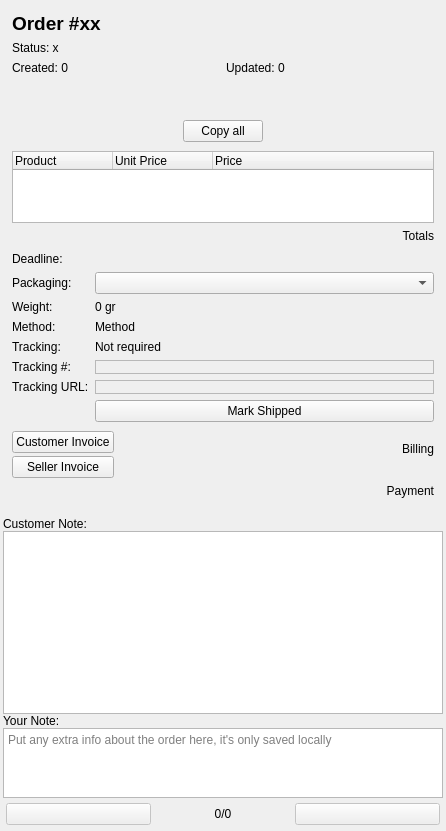
Qt form widgets/orderdetailswidget.ui (arturo182/lectronizer) before a commit.
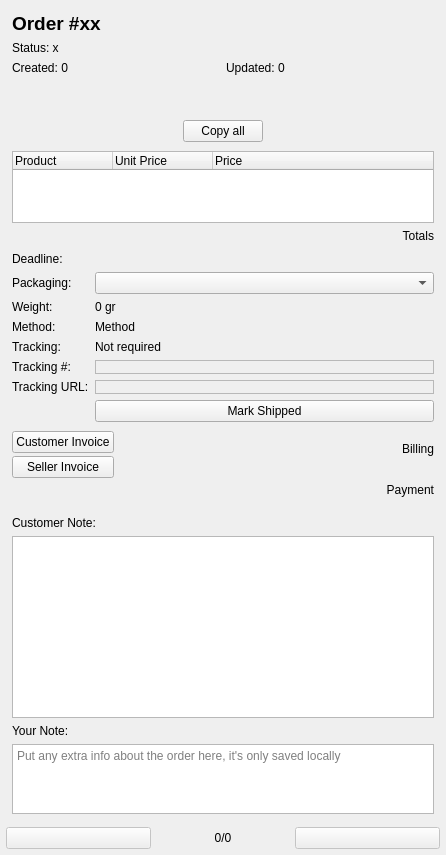
The same form after that commit. Icons and pictures are not drawn. Custom widgets are drawn as their Qt base class.

Commit message: OrderDetailsWidget: Fix collapsing of Notes

Diff of the .ui file:
```diff
--- a/widgets/orderdetailswidget.ui
+++ b/widgets/orderdetailswidget.ui
@@ -7,7 +7,7 @@
     <x>0</x>
     <y>0</y>
     <width>446</width>
-    <height>831</height>
+    <height>855</height>
    </rect>
   </property>
   <property name="windowTitle">
@@ -611,6 +611,12 @@
     </widget>
    </item>
    <item>
+    <widget class="QWidget" name="notesContainer" native="true">
+     <layout class="QVBoxLayout" name="verticalLayout_7">
+      <property name="topMargin">
+       <number>0</number>
+      </property>
+      <item>
     <widget class="QLabel" name="customerNoteLabel">
      <property name="text">
       <string>Customer Note:</string>
@@ -639,6 +645,9 @@
      <property name="placeholderText">
       <string>Put any extra info about the order here, it's only saved locally</string>
      </property>
+       </widget>
+      </item>
+     </layout>
     </widget>
    </item>
    <item>
```
Lines whose indentation alone changed are shown as unchanged. The commit also changes 1 other file.
